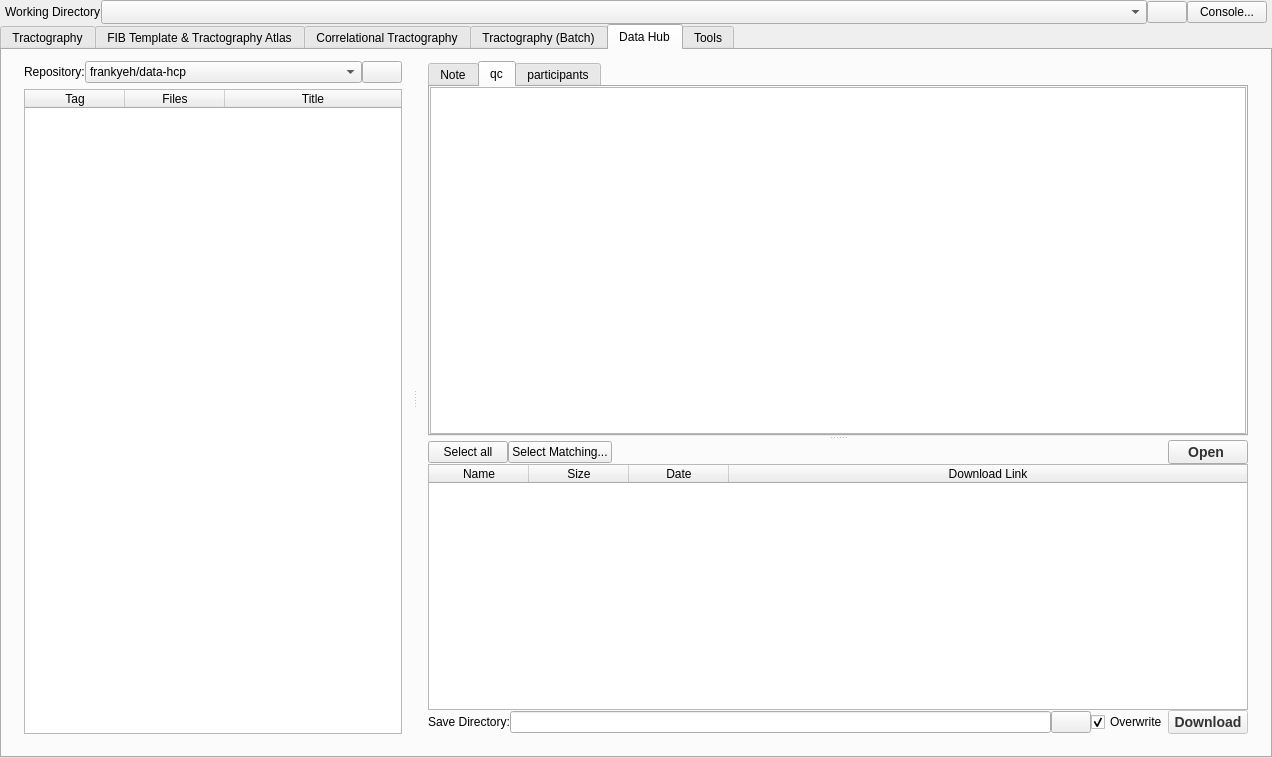
Old version of the form mainwindow.ui in the repository frankyeh/DSI-Studio.
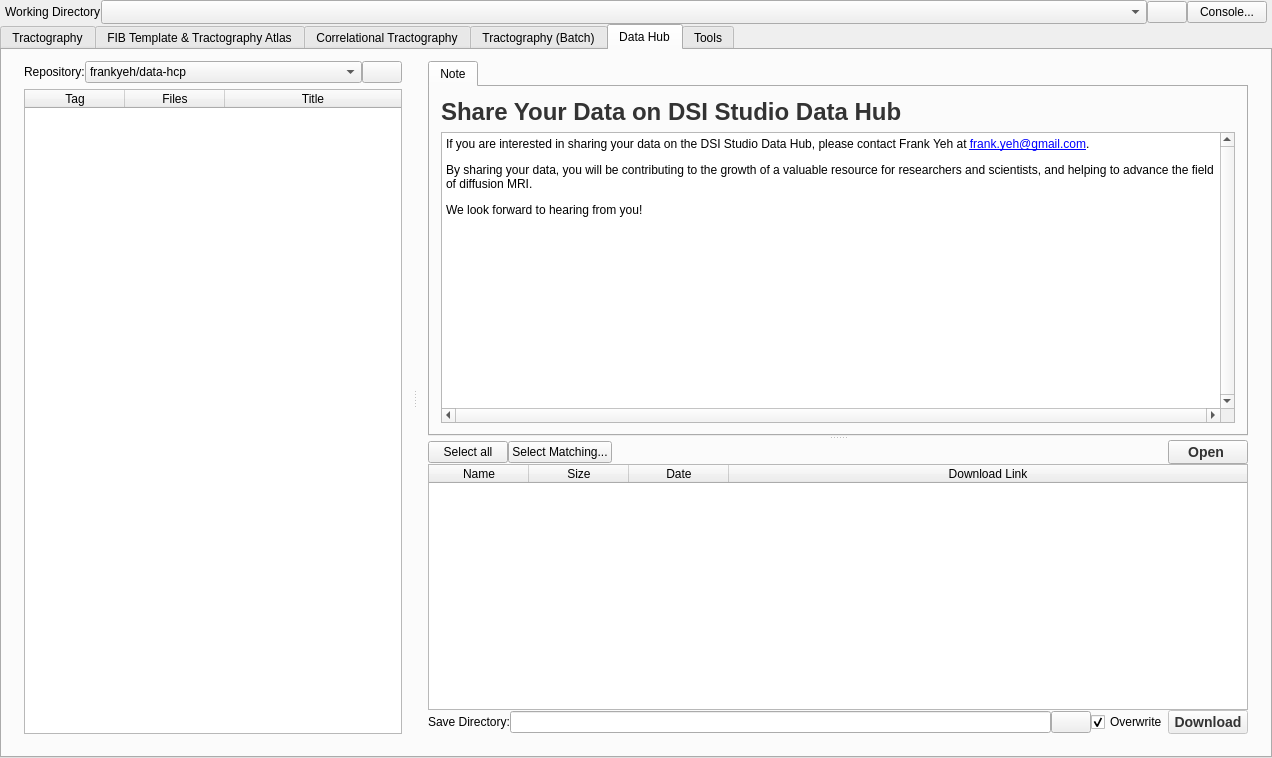
New version of the form. Icons and pictures are not drawn.

Commit message: revise data hub interface

What changed in the file:
```diff
--- a/mainwindow.ui
+++ b/mainwindow.ui
@@ -2765,7 +2765,7 @@
                 <item>
                  <widget class="QTabWidget" name="github_release_note">
                   <property name="currentIndex">
-                   <number>1</number>
+                   <number>0</number>
                   </property>
                   <widget class="QWidget" name="tab_7">
                    <attribute name="title">
@@ -2828,52 +2828,6 @@
                     </item>
                    </layout>
                   </widget>
-                  <widget class="QWidget" name="tab_8">
-                   <attribute name="title">
-                    <string>qc</string>
-                   </attribute>
-                   <layout class="QVBoxLayout" name="verticalLayout_16">
-                    <property name="spacing">
-                     <number>0</number>
-                    </property>
-                    <property name="leftMargin">
-                     <number>0</number>
-                    </property>
-                    <property name="topMargin">
-                     <number>0</number>
-                    </property>
-                    <property name="rightMargin">
-                     <number>0</number>
-                    </property>
-                    <property name="bottomMargin">
-                     <number>0</number>
-                    </property>
-                    <item>
-                     <widget class="QTableWidget" name="github_release_qc">
-                      <property name="editTriggers">
-                       <set>QAbstractItemView::NoEditTriggers</set>
-                      </property>
-                      <property name="alternatingRowColors">
-                       <bool>true</bool>
-                      </property>
-                      <property name="selectionMode">
-                       <enum>QAbstractItemView::NoSelection</enum>
-                      </property>
-                      <property name="selectionBehavior">
-                       <enum>QAbstractItemView::SelectRows</enum>
-                      </property>
-                      <attribute name="horizontalHeaderCascadingSectionResizes">
-                       <bool>false</bool>
-                      </attribute>
-                     </widget>
-                    </item>
-                   </layout>
-                  </widget>
-                  <widget class="QWidget" name="tab_9">
-                   <attribute name="title">
-                    <string>participants</string>
-                   </attribute>
-                  </widget>
                  </widget>
                 </item>
                </layout>
```
The commit also changes 2 other files.
